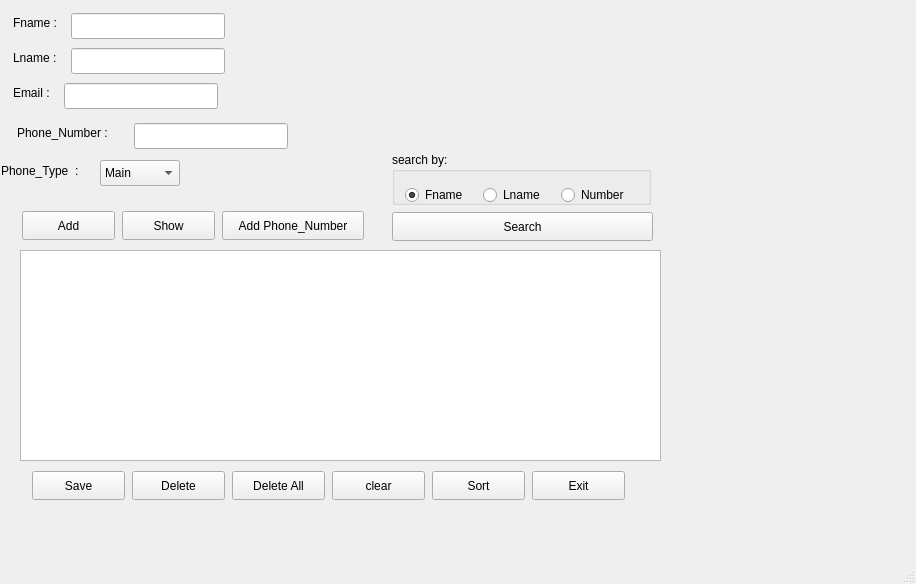
Before: the Qt Designer form eesa/mainwindow.ui in MSaLeHNYM/eesa-tut, drawn with Qt 5.
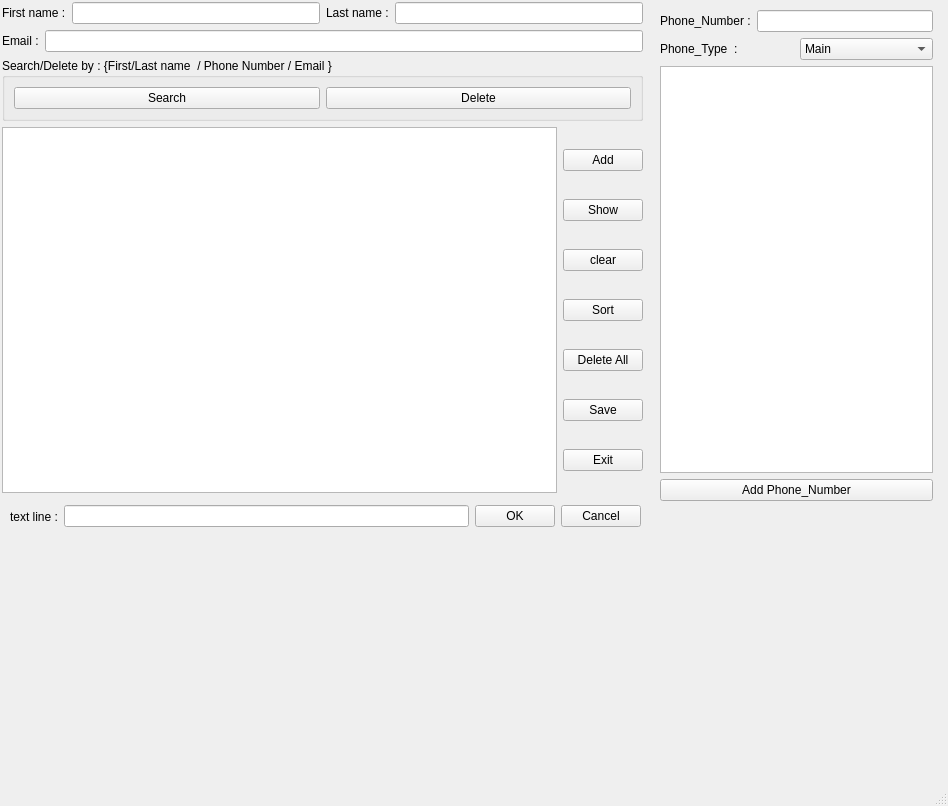
After: the same form once the commit is applied.

The edit to the form file:
```diff
--- a/eesa/mainwindow.ui
+++ b/eesa/mainwindow.ui
@@ -9,354 +9,294 @@
    <rect>
     <x>0</x>
     <y>0</y>
-    <width>916</width>
-    <height>584</height>
+    <width>948</width>
+    <height>806</height>
    </rect>
   </property>
   <property name="windowTitle">
    <string>MainWindow</string>
   </property>
   <widget class="QWidget" name="centralwidget">
-   <widget class="QPushButton" name="show_PB">
+   <widget class="QWidget" name="layoutWidget">
     <property name="geometry">
      <rect>
-      <x>122</x>
-      <y>211</y>
-      <width>93</width>
-      <height>29</height>
+      <x>660</x>
+      <y>10</y>
+      <width>273</width>
+      <height>491</height>
      </rect>
     </property>
-    <property name="text">
-     <string>Show</string>
-    </property>
+    <layout class="QVBoxLayout" name="verticalLayout">
+     <item>
+      <layout class="QHBoxLayout" name="horizontalLayout_4">
+       <item>
+        <widget class="QLabel" name="label_2">
+         <property name="text">
+          <string>Phone_Number :</string>
+         </property>
+        </widget>
+       </item>
+       <item>
+        <widget class="QLineEdit" name="Phone_Number_lineEdit"/>
+       </item>
+      </layout>
+     </item>
+     <item>
+      <layout class="QHBoxLayout" name="horizontalLayout_5">
+       <item>
+        <widget class="QLabel" name="label_3">
+         <property name="text">
+          <string>Phone_Type  :</string>
+         </property>
+        </widget>
+       </item>
+       <item>
+        <widget class="QComboBox" name="Phone_Type_comboBox">
+         <item>
+          <property name="text">
+           <string>Main</string>
+          </property>
+         </item>
+         <item>
+          <property name="text">
+           <string>Home</string>
+          </property>
+         </item>
+         <item>
+          <property name="text">
+           <string>work</string>
+          </property>
+         </item>
+         <item>
+          <property name="text">
+           <string>office</string>
+          </property>
+         </item>
+         <item>
+          <property name="text">
+           <string>Fax</string>
+          </property>
+         </item>
+        </widget>
+       </item>
+      </layout>
+     </item>
+     <item>
+      <widget class="QTextEdit" name="textEdit_1"/>
+     </item>
+     <item>
+      <widget class="QPushButton" name="Add_Phone_Number_PB">
+       <property name="text">
+        <string>Add Phone_Number</string>
+       </property>
+      </widget>
+     </item>
+    </layout>
    </widget>
-   <widget class="QPushButton" name="Exit_PB">
+   <widget class="QWidget" name="layoutWidget">
     <property name="geometry">
      <rect>
-      <x>532</x>
-      <y>471</y>
-      <width>93</width>
-      <height>29</height>
-     </rect>
-    </property>
-    <property name="text">
-     <string>Exit</string>
-    </property>
-   </widget>
-   <widget class="QTextEdit" name="main_textEdit">
-    <property name="geometry">
-     <rect>
-      <x>20</x>
-      <y>250</y>
+      <x>2</x>
+      <y>2</y>
       <width>641</width>
-      <height>211</height>
+      <height>491</height>
      </rect>
     </property>
+    <layout class="QVBoxLayout" name="verticalLayout_5">
+     <item>
+      <layout class="QVBoxLayout" name="verticalLayout_4">
+       <item>
+        <layout class="QHBoxLayout" name="horizontalLayout_2">
+         <item>
+          <widget class="QLabel" name="label">
+           <property name="text">
+            <string>First name :</string>
+           </property>
+          </widget>
+         </item>
+         <item>
+          <widget class="QLineEdit" name="Fname_lineEdit"/>
+         </item>
+         <item>
+          <widget class="QLabel" name="label_4">
+           <property name="text">
+            <string>Last name :</string>
+           </property>
+          </widget>
+         </item>
+         <item>
+          <widget class="QLineEdit" name="Lname_lineEdit"/>
+         </item>
+        </layout>
+       </item>
+       <item>
+        <layout class="QHBoxLayout" name="horizontalLayout_3">
+         <item>
+          <widget class="QLabel" name="label_5">
+           <property name="text">
+            <string>Email :</string>
+           </property>
+          </widget>
+         </item>
+         <item>
+          <widget class="QLineEdit" name="Email_lineEdit"/>
+         </item>
+        </layout>
+       </item>
+      </layout>
+     </item>
+     <item>
+      <widget class="QGroupBox" name="search_by_groupBox">
+       <property name="enabled">
+        <bool>true</bool>
+       </property>
+       <property name="title">
+        <string>Search/Delete by : {First/Last name  / Phone Number / Email }</string>
+       </property>
+       <layout class="QHBoxLayout" name="horizontalLayout_6">
+        <item>
+         <widget class="QPushButton" name="Search_PB">
+          <property name="text">
+           <string>Search</string>
+          </property>
+         </widget>
+        </item>
+        <item>
+         <widget class="QPushButton" name="delete_PB">
+          <property name="text">
+           <string>Delete</string>
+          </property>
+         </widget>
+        </item>
+       </layout>
+      </widget>
+     </item>
+     <item>
+      <layout class="QVBoxLayout" name="verticalLayout_2">
+       <item>
+        <layout class="QHBoxLayout" name="horizontalLayout_7"/>
+       </item>
+      </layout>
+     </item>
+     <item>
+      <layout class="QHBoxLayout" name="horizontalLayout">
+       <item>
+        <widget class="QTextEdit" name="main_textEdit">
+         <property name="readOnly">
+          <bool>true</bool>
+         </property>
+         <property name="html">
+          <string>&lt;!DOCTYPE HTML PUBLIC &quot;-//W3C//DTD HTML 4.0//EN&quot; &quot;http://www.w3.org/TR/REC-html40/strict.dtd&quot;&gt;
+&lt;html&gt;&lt;head&gt;&lt;meta name=&quot;qrichtext&quot; content=&quot;1&quot; /&gt;&lt;meta charset=&quot;utf-8&quot; /&gt;&lt;style type=&quot;text/css&quot;&gt;
+p, li { white-space: pre-wrap; }
+hr { height: 1px; border-width: 0; }
+li.unchecked::marker { content: &quot;\2610&quot;; }
+li.checked::marker { content: &quot;\2612&quot;; }
+&lt;/style&gt;&lt;/head&gt;&lt;body style=&quot; font-family:'Segoe UI'; font-size:9pt; font-weight:400; font-style:normal;&quot;&gt;
+&lt;p style=&quot;-qt-paragraph-type:empty; margin-top:0px; margin-bottom:0px; margin-left:0px; margin-right:0px; -qt-block-indent:0; text-indent:0px;&quot;&gt;&lt;br /&gt;&lt;/p&gt;&lt;/body&gt;&lt;/html&gt;</string>
+         </property>
+        </widget>
+       </item>
+       <item>
+        <layout class="QVBoxLayout" name="verticalLayout_3">
+         <item>
+          <widget class="QPushButton" name="Add_PB">
+           <property name="text">
+            <string>Add</string>
+           </property>
+          </widget>
+         </item>
+         <item>
+          <widget class="QPushButton" name="show_PB">
+           <property name="text">
+            <string>Show</string>
+           </property>
+          </widget>
+         </item>
+         <item>
+          <widget class="QPushButton" name="clear_PB">
+           <property name="text">
+            <string>clear</string>
+           </property>
+          </widget>
+         </item>
+         <item>
+          <widget class="QPushButton" name="Sort_PB">
+           <property name="text">
+            <string>Sort</string>
+           </property>
+          </widget>
+         </item>
+         <item>
+          <widget class="QPushButton" name="Delete_All_PB">
+           <property name="text">
+            <string>Delete All</string>
+           </property>
+          </widget>
+         </item>
+         <item>
+          <widget class="QPushButton" name="Save_PB">
+           <property name="text">
+            <string>Save</string>
+           </property>
+          </widget>
+         </item>
+         <item>
+          <widget class="QPushButton" name="Exit_PB">
+           <property name="text">
+            <string>Exit</string>
+           </property>
+          </widget>
+         </item>
+        </layout>
+       </item>
+      </layout>
+     </item>
+    </layout>
    </widget>
-   <widget class="QLineEdit" name="Phone_Number_lineEdit">
+   <widget class="QWidget" name="layoutWidget">
     <property name="geometry">
      <rect>
-      <x>134</x>
-      <y>123</y>
-      <width>154</width>
-      <height>26</height>
+      <x>10</x>
+      <y>500</y>
+      <width>631</width>
+      <height>33</height>
      </rect>
     </property>
-   </widget>
-   <widget class="QLineEdit" name="Fname_lineEdit">
-    <property name="geometry">
-     <rect>
-      <x>71</x>
-      <y>13</y>
-      <width>154</width>
-      <height>26</height>
-     </rect>
-    </property>
-   </widget>
-   <widget class="QLabel" name="label">
-    <property name="geometry">
-     <rect>
-      <x>13</x>
-      <y>13</y>
-      <width>51</width>
-      <height>20</height>
-     </rect>
-    </property>
-    <property name="text">
-     <string>Fname :</string>
-    </property>
-   </widget>
-   <widget class="QLabel" name="label_2">
-    <property name="geometry">
-     <rect>
-      <x>17</x>
-      <y>123</y>
-      <width>108</width>
-      <height>20</height>
-     </rect>
-    </property>
-    <property name="text">
-     <string>Phone_Number :</string>
-    </property>
-   </widget>
-   <widget class="QLabel" name="label_3">
-    <property name="geometry">
-     <rect>
-      <x>1</x>
-      <y>161</y>
-      <width>89</width>
-      <height>20</height>
-     </rect>
-    </property>
-    <property name="text">
-     <string>Phone_Type  :</string>
-    </property>
-   </widget>
-   <widget class="QPushButton" name="clear_PB">
-    <property name="geometry">
-     <rect>
-      <x>332</x>
-      <y>471</y>
-      <width>93</width>
-      <height>29</height>
-     </rect>
-    </property>
-    <property name="text">
-     <string>clear</string>
-    </property>
-   </widget>
-   <widget class="QLabel" name="label_4">
-    <property name="geometry">
-     <rect>
-      <x>13</x>
-      <y>48</y>
-      <width>51</width>
-      <height>20</height>
-     </rect>
-    </property>
-    <property name="text">
-     <string>Lname :</string>
-    </property>
-   </widget>
-   <widget class="QLineEdit" name="Lname_lineEdit">
-    <property name="geometry">
-     <rect>
-      <x>71</x>
-      <y>48</y>
-      <width>154</width>
-      <height>26</height>
-     </rect>
-    </property>
-   </widget>
-   <widget class="QPushButton" name="Search_PB">
-    <property name="geometry">
-     <rect>
-      <x>392</x>
-      <y>212</y>
-      <width>261</width>
-      <height>29</height>
-     </rect>
-    </property>
-    <property name="text">
-     <string>Search</string>
-    </property>
-   </widget>
-   <widget class="QPushButton" name="Add_PB">
-    <property name="geometry">
-     <rect>
-      <x>22</x>
-      <y>211</y>
-      <width>93</width>
-      <height>29</height>
-     </rect>
-    </property>
-    <property name="text">
-     <string>Add</string>
-    </property>
-   </widget>
-   <widget class="QPushButton" name="delete_PB">
-    <property name="geometry">
-     <rect>
-      <x>132</x>
-      <y>471</y>
-      <width>93</width>
-      <height>29</height>
-     </rect>
-    </property>
-    <property name="text">
-     <string>Delete</string>
-    </property>
-   </widget>
-   <widget class="QPushButton" name="Delete_All_PB">
-    <property name="geometry">
-     <rect>
-      <x>232</x>
-      <y>471</y>
-      <width>93</width>
-      <height>29</height>
-     </rect>
-    </property>
-    <property name="text">
-     <string>Delete All</string>
-    </property>
-   </widget>
-   <widget class="QPushButton" name="Sort_PB">
-    <property name="geometry">
-     <rect>
-      <x>432</x>
-      <y>471</y>
-      <width>93</width>
-      <height>29</height>
-     </rect>
-    </property>
-    <property name="text">
-     <string>Sort</string>
-    </property>
-   </widget>
-   <widget class="QPushButton" name="Save_PB">
-    <property name="geometry">
-     <rect>
-      <x>32</x>
-      <y>471</y>
-      <width>93</width>
-      <height>29</height>
-     </rect>
-    </property>
-    <property name="text">
-     <string>Save</string>
-    </property>
-   </widget>
-   <widget class="QLineEdit" name="Email_lineEdit">
-    <property name="geometry">
-     <rect>
-      <x>64</x>
-      <y>83</y>
-      <width>154</width>
-      <height>26</height>
-     </rect>
-    </property>
-   </widget>
-   <widget class="QLabel" name="label_5">
-    <property name="geometry">
-     <rect>
-      <x>13</x>
-      <y>83</y>
-      <width>44</width>
-      <height>20</height>
-     </rect>
-    </property>
-    <property name="text">
-     <string>Email :</string>
-    </property>
-   </widget>
-   <widget class="QPushButton" name="pushButton">
-    <property name="geometry">
-     <rect>
-      <x>222</x>
-      <y>211</y>
-      <width>142</width>
-      <height>29</height>
-     </rect>
-    </property>
-    <property name="text">
-     <string>Add Phone_Number</string>
-    </property>
-   </widget>
-   <widget class="QComboBox" name="Phone_Type_comboBox">
-    <property name="geometry">
-     <rect>
-      <x>100</x>
-      <y>160</y>
-      <width>80</width>
-      <height>26</height>
-     </rect>
-    </property>
-    <item>
-     <property name="text">
-      <string>Main</string>
-     </property>
-    </item>
-    <item>
-     <property name="text">
-      <string>Home</string>
-     </property>
-    </item>
-    <item>
-     <property name="text">
-      <string>work</string>
-     </property>
-    </item>
-    <item>
-     <property name="text">
-      <string>office</string>
-     </property>
-    </item>
-    <item>
-     <property name="text">
-      <string>Fax</string>
-     </property>
-    </item>
-   </widget>
-   <widget class="QGroupBox" name="search_by_groupBox">
-    <property name="enabled">
-     <bool>true</bool>
-    </property>
-    <property name="geometry">
-     <rect>
-      <x>392</x>
-      <y>152</y>
-      <width>259</width>
-      <height>53</height>
-     </rect>
-    </property>
-    <property name="title">
-     <string>search by:</string>
-    </property>
-    <widget class="QRadioButton" name="Fname_radioButton">
-     <property name="geometry">
-      <rect>
-       <x>13</x>
-       <y>31</y>
-       <width>71</width>
-       <height>24</height>
-      </rect>
-     </property>
-     <property name="text">
-      <string>Fname</string>
-     </property>
-     <property name="checked">
-      <bool>true</bool>
-     </property>
-    </widget>
-    <widget class="QRadioButton" name="Number_radioButton">
-     <property name="enabled">
-      <bool>true</bool>
-     </property>
-     <property name="geometry">
-      <rect>
-       <x>169</x>
-       <y>31</y>
-       <width>81</width>
-       <height>24</height>
-      </rect>
-     </property>
-     <property name="text">
-      <string>Number</string>
-     </property>
-    </widget>
-    <widget class="QRadioButton" name="Lname_radioButton">
-     <property name="geometry">
-      <rect>
-       <x>91</x>
-       <y>31</y>
-       <width>71</width>
-       <height>24</height>
-      </rect>
-     </property>
-     <property name="text">
-      <string>Lname</string>
-     </property>
-    </widget>
+    <layout class="QHBoxLayout" name="horizontalLayout_10">
+     <item>
+      <layout class="QHBoxLayout" name="horizontalLayout_8">
+       <item>
+        <widget class="QLabel" name="label_6">
+         <property name="text">
+          <string>text line :</string>
+         </property>
+        </widget>
+       </item>
+       <item>
+        <widget class="QLineEdit" name="main_lineEdit"/>
+       </item>
+      </layout>
+     </item>
+     <item>
+      <layout class="QHBoxLayout" name="horizontalLayout_9">
+       <item>
+        <widget class="QPushButton" name="OK_PB">
+         <property name="text">
+          <string>OK</string>
+         </property>
+        </widget>
+       </item>
+       <item>
+        <widget class="QPushButton" name="Cancel_PB">
+         <property name="text">
+          <string>Cancel</string>
+         </property>
+        </widget>
+       </item>
+      </layout>
+     </item>
+    </layout>
    </widget>
   </widget>
   <widget class="QMenuBar" name="menubar">
```
Left out of the diff: 2 changed lines with no effect on the pictures.
